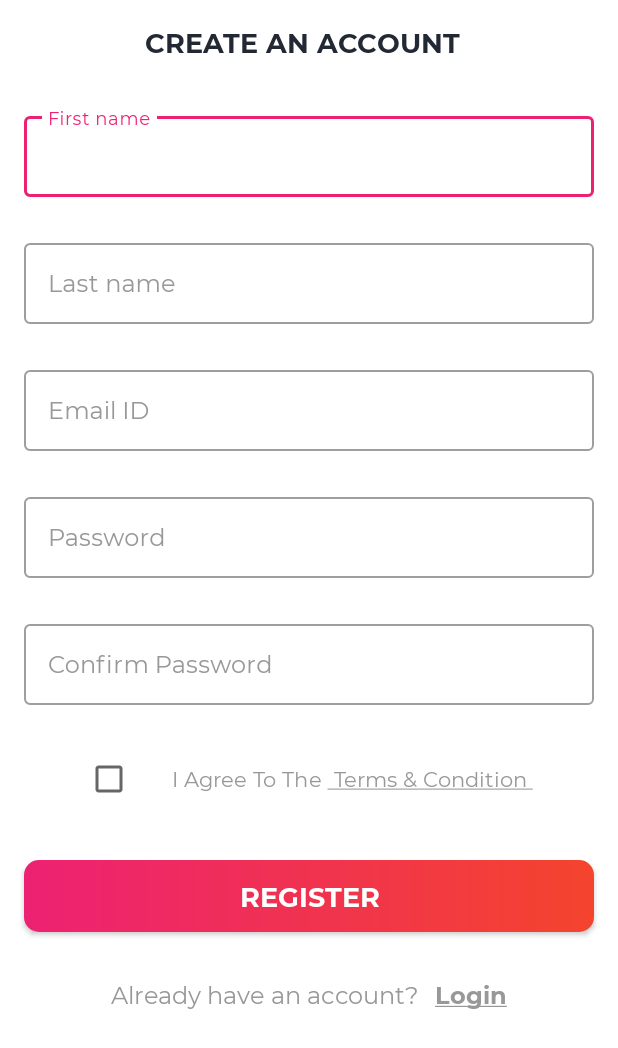
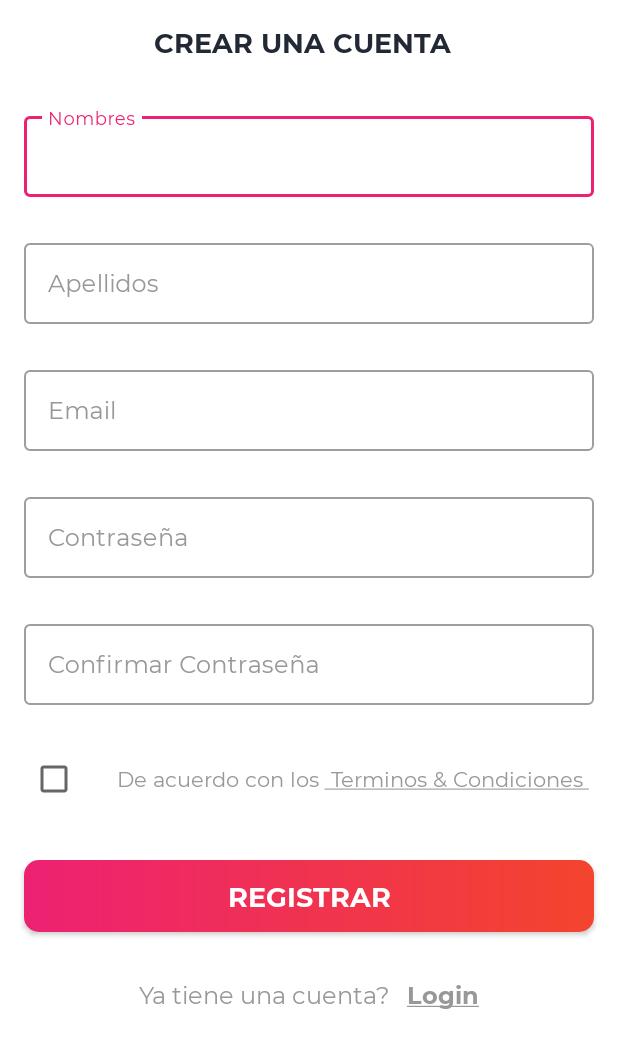
Before and after one commit to U202018769/BigChickenApp, an Android app: the RegisterActivity screen opened directly, with no data from a screen before it, on a phone screen of 412 x 824 dp. Shown: the top 1048 px of the screen. Run offline under Robolectric (Android 15) with nearby library versions, the phone set to English and light mode, and no system bars; our stand-ins replace Firebase (no records; nobody signed in at launch, a user with empty details on screens opened directly).

Commit message:
uptade strings

```diff
--- a/app/src/main/java/com/grupo/bigchickenapp/activities/LoginActivity.kt
+++ b/app/src/main/java/com/grupo/bigchickenapp/activities/LoginActivity.kt
@@ -29,6 +29,12 @@ class LoginActivity : BaseActivity(), View.OnClickListener {
         super.onCreate(savedInstanceState)
         // This is used to align the xml view to this class
         setContentView(R.layout.activity_login)
+        supportActionBar?.hide()
+
+        window.setFlags(
+            WindowManager.LayoutParams.FLAG_FULLSCREEN,
+            WindowManager.LayoutParams.FLAG_FULLSCREEN
+        )
 
         // This is used to hide the status bar and make the login screen as a full screen activity.
         // It is deprecated in the API level 30. I will update you with the alternate solution soon.
--- a/app/src/main/java/com/grupo/bigchickenapp/activities/RegisterActivity.kt
+++ b/app/src/main/java/com/grupo/bigchickenapp/activities/RegisterActivity.kt
@@ -25,6 +25,7 @@ class RegisterActivity : BaseActivity() {
 
         setContentView(R.layout.activity_register)
 
+
         supportActionBar?.hide()
 
         window.setFlags(
@@ -40,7 +41,7 @@ class RegisterActivity : BaseActivity() {
             //startActivity(intent)
             //finish()
             onBackPressed()
-       }
+        }
 
         btn_register.setOnClickListener {
 
--- a/app/src/main/java/com/grupo/bigchickenapp/firestore/FirestoreClass.kt
+++ b/app/src/main/java/com/grupo/bigchickenapp/firestore/FirestoreClass.kt
@@ -118,7 +118,7 @@ class FirestoreClass {
     }
 
 
-    //
+
     // START
     /**
      * A function to update the user profile data into the database.
@@ -135,8 +135,7 @@ class FirestoreClass {
             .update(userHashMap)
             .addOnSuccessListener {
 
-                //
-                // START
+
                 // Notify the success result.
                 when (activity) {
                     is UserProfileActivity -> {
--- a/app/src/main/res/values/strings.xml
+++ b/app/src/main/res/values/strings.xml
@@ -3,49 +3,49 @@
 
     <string name="content_description">image</string>
     <string name="title_login">LOGIN</string>
-    <string name="et_hint_email_id">Email ID</string>
-    <string name="et_hint_password">Password</string>
-    <string name="lbl_forgot_password">Forgot Password?</string>
+    <string name="et_hint_email_id">Email</string>
+    <string name="et_hint_password">Contraseña</string>
+    <string name="lbl_forgot_password">Olvidó su contraseña?</string>
     <string name="btn_lbl_login">Login</string>
-    <string name="don_t_have_an_account">Don\'t have an account?</string>
-    <string name="register"><u>Register</u></string>
+    <string name="don_t_have_an_account">No tiene una cuenta?</string>
+    <string name="register"><u>Registrar</u></string>
 
-    <string name="create_an_account">CREATE AN ACCOUNT</string>
+    <string name="create_an_account">CREAR UNA CUENTA</string>
 
-    <string name="hint_last_name">Last name</string>
-    <string name="hint_first_name">First name</string>
-    <string name="et_hint_confirm_password">Confirm Password</string>
+    <string name="hint_last_name">Apellidos</string>
+    <string name="hint_first_name">Nombres</string>
+    <string name="et_hint_confirm_password">Confirmar Contraseña</string>
 
-    <string name="i_agree_to_the_terms_and_condition">I Agree To The <u> Terms &amp; Condition </u></string>
-    <string name="btn_lbl_register">Register</string>
+    <string name="i_agree_to_the_terms_and_condition">De acuerdo con los <u> Terminos &amp; Condiciones </u></string>
+    <string name="btn_lbl_register">Registrar</string>
 
-    <string name="already_have_an_account">Already have an account?</string>
+    <string name="already_have_an_account">Ya tiene una cuenta?</string>
     <string name="login"><u>Login</u></string>
 
-    <string name="err_msg_enter_first_name">Please enter first name.</string>
-    <string name="err_msg_enter_last_name">Please enter last name.</string>
-    <string name="err_msg_enter_email">Please enter email.</string>
-    <string name="err_msg_enter_password">Please enter password.</string>
-    <string name="err_msg_enter_confirm_password">Please enter confirm password.</string>
-    <string name="err_msg_password_and_confirm_password_mismatch">Password and confirm password does not match.</string>
-    <string name="err_msg_agree_terms_and_condition">Please agree terms and condition.</string>
+    <string name="err_msg_enter_first_name">Por favor ingrese sus nombres.</string>
+    <string name="err_msg_enter_last_name">Por favor ingrese sus apellidos.</string>
+    <string name="err_msg_enter_email">Por favor ingrese su email.</string>
+    <string name="err_msg_enter_password">Por favor ingrese su contraseña.</string>
+    <string name="err_msg_enter_confirm_password">Por favor confirme su contraseña.</string>
+    <string name="err_msg_password_and_confirm_password_mismatch">Las contraseñas no coinciden.</string>
+    <string name="err_msg_agree_terms_and_condition">Por favor acepte los terminos y condiciones.</string>
 
-    <string name="please_wait">Please Wait&#8230;</string>
+    <string name="please_wait">Por favor espere&#8230;</string>
 
-    <string name="title_forgot_password">FORGOT PASSWORD?</string>
-    <string name="forgot_password_title_description">Enter your username and e-mail address we\'ll send you a email to reset your password</string>
-    <string name="btn_lbl_submit">Submit</string>
+    <string name="title_forgot_password">OLVIDO SU CONTRASEÑA?</string>
+    <string name="forgot_password_title_description">Ingrese su e-mail para enviarle un correo para resetear su contraseña</string>
+    <string name="btn_lbl_submit">Enviar</string>
 
-    <string name="email_sent_success">\"Email sent successfully to reset your password! \"</string>
+    <string name="email_sent_success">\"Correo para resetear su contraseña enviado \"</string>
 
-    <string name="register_success">You are registered successfully.</string>
+    <string name="register_success">Se registro con éxito.</string>
 
 
-    <string name="title_complete_profile">COMPLETE PROFILE</string>
-    <string name="et_hint_mobile_number">Mobile Number</string>
-    <string name="rb_lbl_male">MALE</string>
-    <string name="rb_lbl_female">FEMALE</string>
-    <string name="btn_lbl_save">Save</string>
+    <string name="title_complete_profile">COMPLETAR PERFIL</string>
+    <string name="et_hint_mobile_number">Numero de móvil</string>
+    <string name="rb_lbl_male">MASCULINO</string>
+    <string name="rb_lbl_female">FEMENINO</string>
+    <string name="btn_lbl_save">Grabar</string>
 
 
 
@@ -53,7 +53,7 @@
 
     <string name="image_selection_failed">Image selection Failed!</string>
 
-    <string name="err_msg_enter_mobile_number">Please enter mobile number.</string>
-    <string name="msg_profile_update_success">Your profile is updated successfully.</string>
+    <string name="err_msg_enter_mobile_number">Por favor ingrese su teléfono.</string>
+    <string name="msg_profile_update_success">Su perfil se actualizó con éxito.</string>
 
 </resources>
```
Also changed, not shown: app/src/main/java/com/grupo/bigchickenapp/activities/UserProfileActivity.kt (+6 -18 lines).
